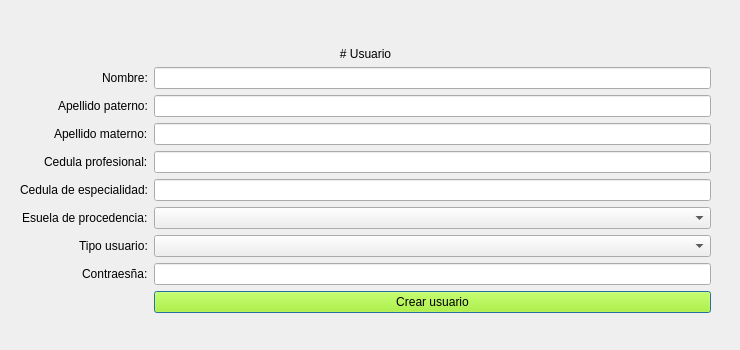
The window that Documentacion/QtDesigner/usuario_nuevo_crear.ui (AsgardUtvt/ProyectoIntegrador1) describes before a commit, drawn with Qt 5.
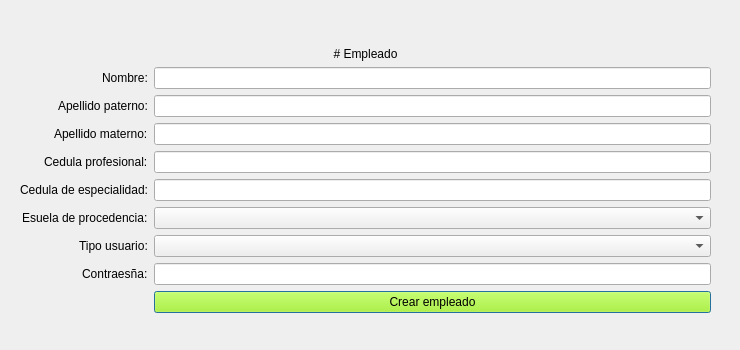
The same window after the commit.

```diff
--- a/Documentacion/QtDesigner/usuario_nuevo_crear.ui
+++ b/Documentacion/QtDesigner/usuario_nuevo_crear.ui
@@ -119,7 +119,7 @@
     <item row="0" column="0" colspan="2">
      <widget class="QLabel" name="label">
       <property name="text">
-       <string># Usuario</string>
+       <string># Empleado</string>
       </property>
       <property name="textFormat">
        <enum>Qt::TextFormat::MarkdownText</enum>
@@ -137,7 +137,7 @@
 }</string>
       </property>
       <property name="text">
-       <string>Crear usuario</string>
+       <string>Crear empleado</string>
       </property>
      </widget>
     </item>
```
Left out of the diff: 2 changed lines with no effect on the pictures.
